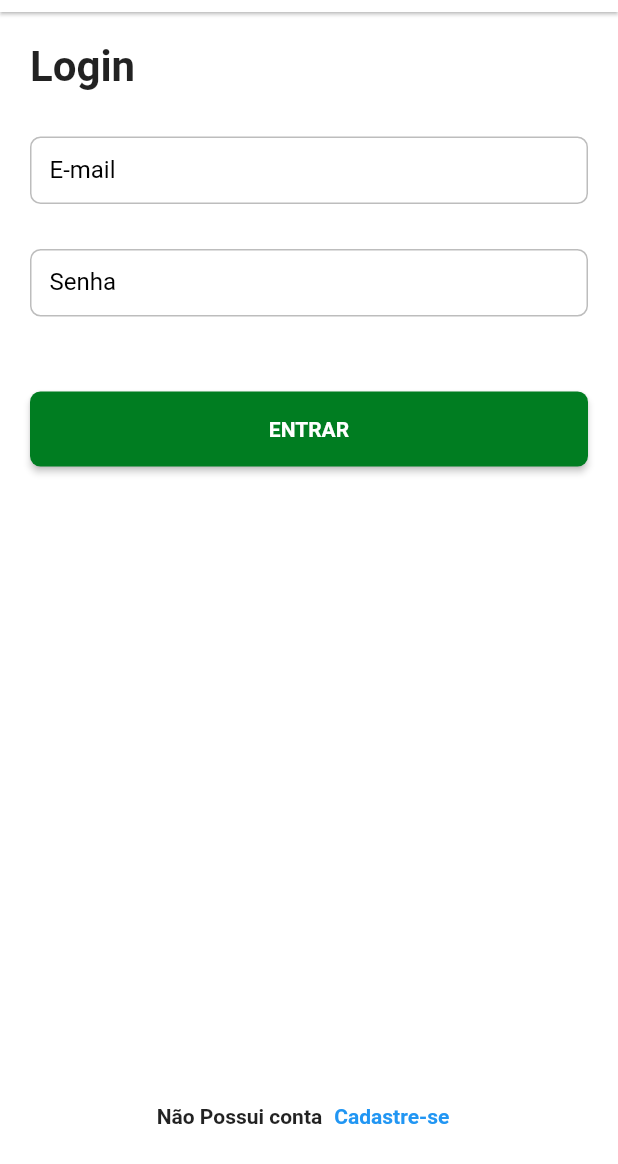
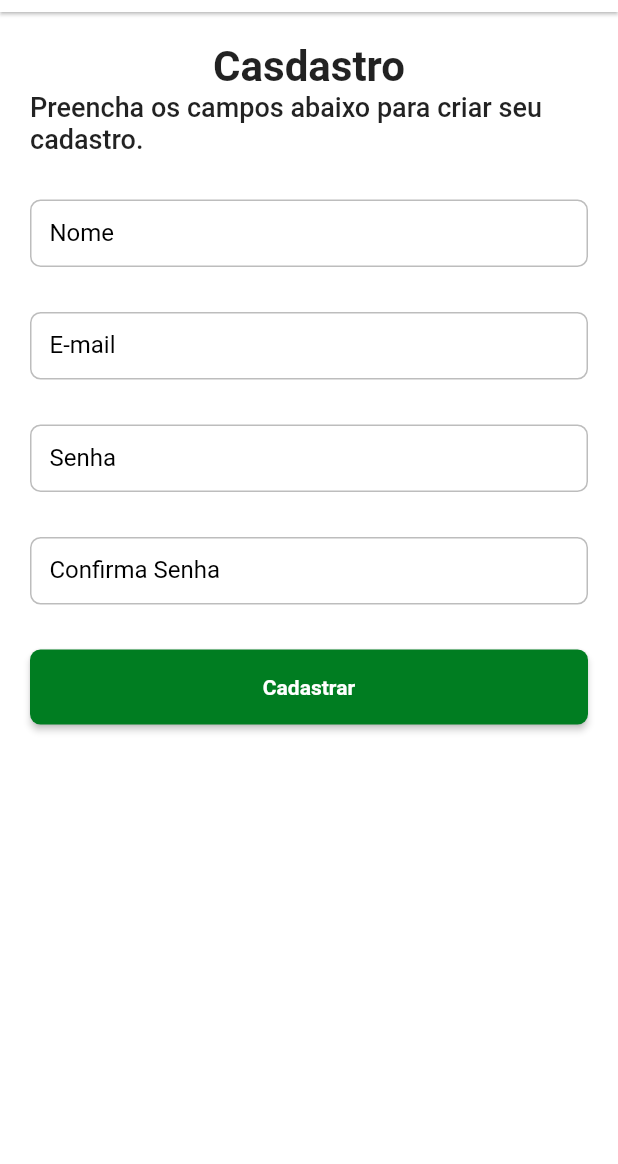
Before and after one commit to kleytonsouza/dw_vakinha, a Flutter app: the LoginPage screen opened by its route, after a tap on "Cadastre-se", on a phone screen of 412 x 824 dp, the part 72-1236 px from its top. Run offline on Flutter 3.47's test engine with Material 2 defaults, Android fonts, the phone set to English and light mode, and no system bars; our stand-ins replace auto_size_text, dio, equatable, flutter_bloc, flutter_dotenv, loading_animation_widget and 2 more; missing offline and left inert: match; accounts and stored records are empty; Roboto replaces fonts that are missing (mplus1).

Commit message:
add screen register

```diff
--- a/lib/app/dw_app.dart
+++ b/lib/app/dw_app.dart
@@ -1,6 +1,7 @@
 import 'package:dw_vakinha/app/core/provider/application_binding.dart';
 import 'package:dw_vakinha/app/core/ui/theme/theme_config.dart';
 import 'package:dw_vakinha/app/pages/auth/login/login_page.dart';
+import 'package:dw_vakinha/app/pages/auth/register/register_page.dart';
 import 'package:dw_vakinha/app/pages/home/home_router.dart';
 import 'package:dw_vakinha/app/pages/splash/splash_page.dart';
 import 'package:flutter/material.dart';
@@ -21,6 +22,7 @@ class DwApp extends StatelessWidget {
           '/home': (context) => HomeRouter.page,
           '/productDetail': (context) => ProductDetailRouter.page,
           '/auth/login': (context) => const LoginPage(),
+          '/auth/register': (context) => const RegisterPage(),
         },
       ),
     );
--- a/lib/app/pages/auth/login/login_page.dart
+++ b/lib/app/pages/auth/login/login_page.dart
@@ -64,7 +64,9 @@ class LoginPage extends StatelessWidget {
                         style: context.textStyles.textBold
                             .copyWith(color: Colors.blue),
                       ),
-                      onPressed: () {},
+                      onPressed: () {
+                        Navigator.of(context).pushNamed("/auth/register");
+                      },
                     ),
                   ],
                 ),
--- /dev/null
+++ b/lib/app/pages/auth/register/register_page.dart
@@ -0,0 +1,72 @@
+import 'package:dw_vakinha/app/core/ui/styles/text_styles.dart';
+import 'package:dw_vakinha/app/core/ui/widgets/delivery_appbar.dart';
+import 'package:dw_vakinha/app/core/ui/widgets/delivery_button.dart';
+import 'package:flutter/material.dart';
+import 'package:flutter/src/widgets/framework.dart';
+import 'package:flutter/src/widgets/placeholder.dart';
+
+class RegisterPage extends StatelessWidget {
+  const RegisterPage({super.key});
+
+  @override
+  Widget build(BuildContext context) {
+    return Scaffold(
+      appBar: DeliveryAppbar(),
+      body: SingleChildScrollView(
+        child: Padding(
+          padding: const EdgeInsets.all(20.0),
+          child: Form(
+            child: Column(
+              children: [
+                Text(
+                  "Casdastro",
+                  style: context.textStyles.textTitle,
+                ),
+                Text(
+                  "Preencha os campos abaixo para criar seu cadastro.",
+                  style: context.textStyles.textMedium.copyWith(
+                    fontSize: 18,
+                  ),
+                ),
+                const SizedBox(
+                  height: 30,
+                ),
+                TextFormField(
+                  decoration: InputDecoration(labelText: "Nome"),
+                ),
+                const SizedBox(
+                  height: 30,
+                ),
+                TextFormField(
+                  decoration: InputDecoration(labelText: "E-mail"),
+                ),
+                const SizedBox(
+                  height: 30,
+                ),
+                TextFormField(
+                  decoration: InputDecoration(labelText: "Senha"),
+                ),
+                const SizedBox(
+                  height: 30,
+                ),
+                TextFormField(
+                  decoration: InputDecoration(labelText: "Confirma Senha"),
+                ),
+                const SizedBox(
+                  height: 30,
+                ),
+                Center(
+                  child: DeliveryButton(
+                    label: "Cadastrar",
+                    onPressed: () {},
+                    width: double.infinity,
+                  ),
+                ),
+              ],
+            ),
+          ),
+        ),
+      ),
+    );
+  }
+}
```
